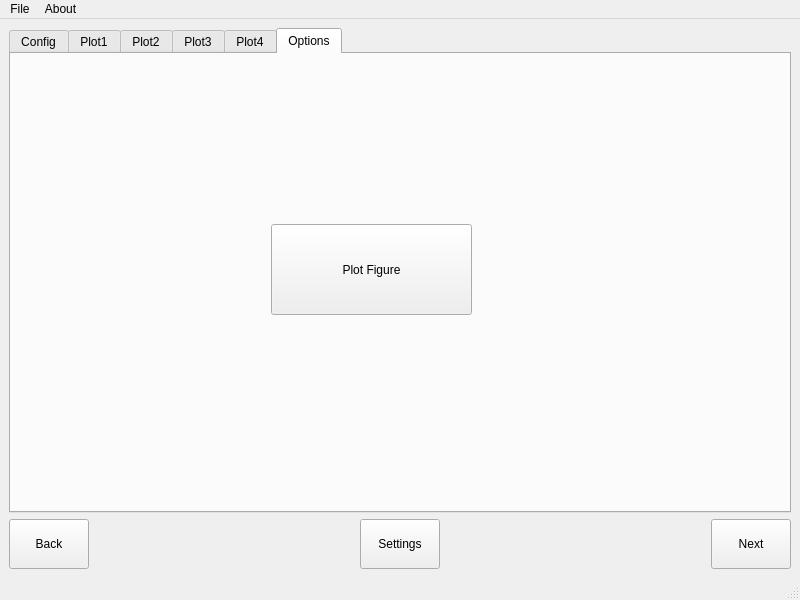
First picture: the form in mainwindow.ui, repository yerga/plotSciFigs, before the edit.
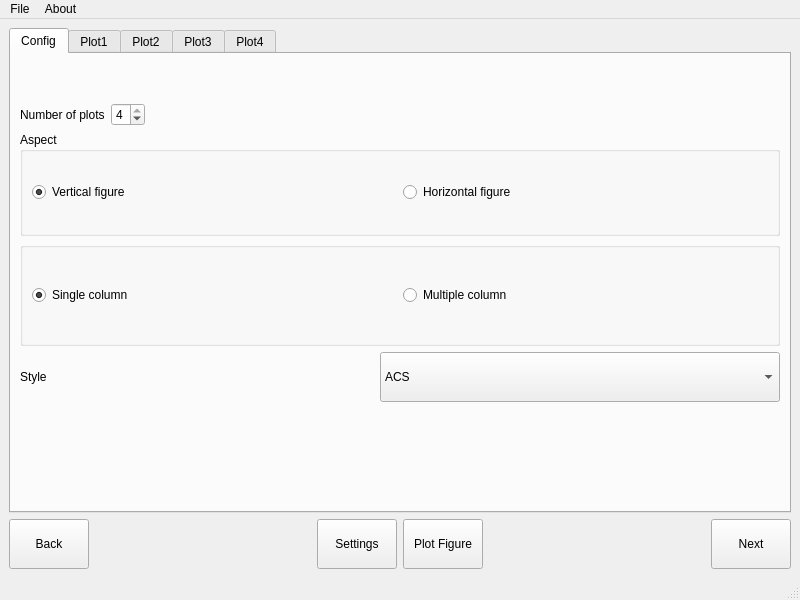
Second picture: the form after the edit. The open tabs and pages were chosen to show the change.

Patch:
```diff
--- a/mainwindow.ui
+++ b/mainwindow.ui
@@ -58,6 +58,19 @@
           </property>
          </widget>
         </item>
+        <item>
+         <widget class="QPushButton" name="plotButton">
+          <property name="minimumSize">
+           <size>
+            <width>0</width>
+            <height>50</height>
+           </size>
+          </property>
+          <property name="text">
+           <string>Plot Figure</string>
+          </property>
+         </widget>
+        </item>
         <item>
          <spacer name="horizontalSpacer_2">
           <property name="orientation">
@@ -309,24 +322,6 @@
        </attribute>
        <layout class="QVBoxLayout" name="verticalLayout_5"/>
       </widget>
-      <widget class="QWidget" name="tabPlotting">
-       <attribute name="title">
-        <string>Options</string>
-       </attribute>
-       <widget class="QPushButton" name="plotButton">
-        <property name="geometry">
-         <rect>
-          <x>260</x>
-          <y>170</y>
-          <width>201</width>
-          <height>91</height>
-         </rect>
-        </property>
-        <property name="text">
-         <string>Plot Figure</string>
-        </property>
-       </widget>
-      </widget>
      </widget>
     </item>
    </layout>
```
Left out of the diff: 3 changed lines with no effect on the pictures.
